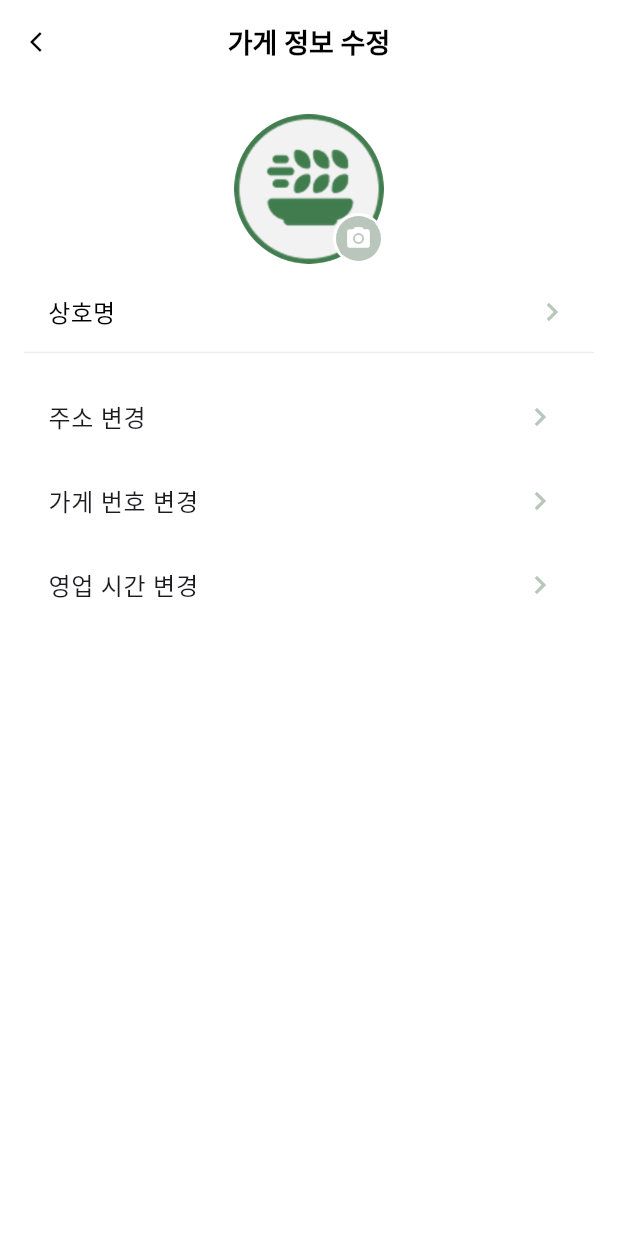
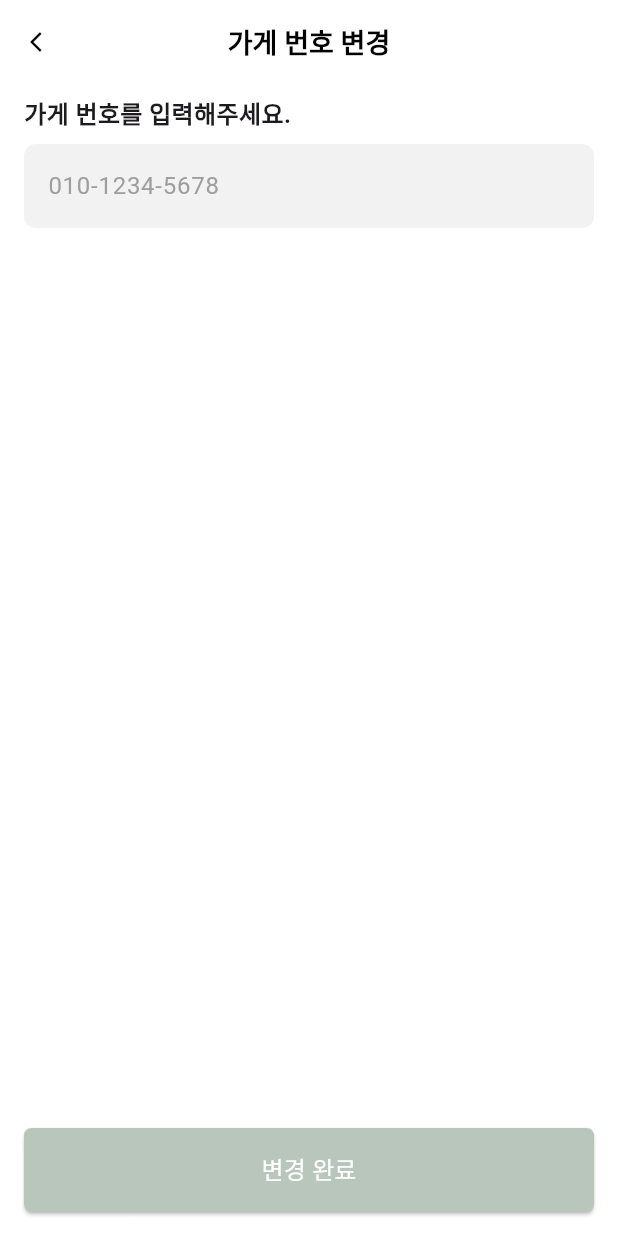
Before and after one commit to LastNyam/last_nyam_owner_fe, a Flutter app: the ProfileEditScreen screen opened directly, after a tap on "가게 번호 변경", on a phone screen of 412 x 824 dp. Run offline on Flutter 3.47's test engine with Material 3 defaults, Android fonts, the phone set to English and light mode, and no system bars; our stand-ins replace dio, fluentui_system_icons, flutter_dotenv, flutter_secure_storage, geocoding, image_picker; accounts and stored records are empty; Roboto replaces fonts that are missing (nanumBarunGothic).

Commit message:
feat: 죽여줘 ㅅㅂ

```diff
--- a/lib/component/provider/user_state.dart
+++ b/lib/component/provider/user_state.dart
@@ -8,7 +8,7 @@ class UserState with ChangeNotifier {
   String storeName = '';
   Uint8List? profileImage = null;
   double mannerTemperature = 0;
-  bool isLogin = false;
+  bool isLogin = true;
 
   void updatePassword(String newPassword) {
     password = newPassword;
--- a/lib/screen/my_page/profile_edit_screen.dart
+++ b/lib/screen/my_page/profile_edit_screen.dart
@@ -6,6 +6,7 @@ import 'package:flutter_secure_storage/flutter_secure_storage.dart';
 import 'package:last_nyam_owner/const/colors.dart';
 import 'package:last_nyam_owner/screen/my_page/address_change_screen.dart';
 import 'package:last_nyam_owner/screen/my_page/business_hour_screen.dart';
+import 'package:last_nyam_owner/screen/my_page/store_number_change_screen.dart';
 import 'package:provider/provider.dart';
 import 'package:last_nyam_owner/component/provider/user_state.dart';
 import 'package:last_nyam_owner/screen/my_page/nickname_change_screen.dart';
@@ -156,6 +157,12 @@ class _ProfileEditScreenState extends State<ProfileEditScreen> {
                 trailing: Icon(Icons.chevron_right,
                     color: defaultColors['lightGreen']),
                 onTap: () {
+                  Navigator.push(
+                    context,
+                    MaterialPageRoute(
+                      builder: (context) => StoreNumberChangeScreen(),
+                    ),
+                  );
                 },
               ),
               ListTile(
@@ -231,7 +238,7 @@ class _ProfileEditScreenState extends State<ProfileEditScreen> {
       if (response.statusCode == 200) {
         userState.updateProfileImage(null);
       }
-    } catch(e) {
+    } catch (e) {
       print('기본이미지 적용 실패: $e');
     }
   }
--- /dev/null
+++ b/lib/screen/my_page/store_number_change_screen.dart
@@ -0,0 +1,224 @@
+import 'package:dio/dio.dart';
+import 'package:flutter/material.dart';
+import 'package:flutter_dotenv/flutter_dotenv.dart';
+import 'package:flutter_secure_storage/flutter_secure_storage.dart';
+import 'package:provider/provider.dart';
+import 'package:last_nyam_owner/component/provider/user_state.dart';
+import 'package:last_nyam_owner/const/colors.dart';
+
+class StoreNumberChangeScreen extends StatefulWidget {
+  @override
+  _StoreNumberChangeScreenState createState() =>
+      _StoreNumberChangeScreenState();
+}
+
+class _StoreNumberChangeScreenState extends State<StoreNumberChangeScreen> {
+  final _phoneNumberController = TextEditingController();
+  final _dio = Dio();
+  final _storage = const FlutterSecureStorage();
+
+  bool _isPhoneNumberValid = false;
+  bool _isValid = false;
+  String? _phoneNumberError;
+
+  @override
+  Widget build(BuildContext context) {
+    final userState = Provider.of<UserState>(context, listen: false);
+
+    return Scaffold(
+      backgroundColor: Colors.white,
+      appBar: AppBar(
+        title: Text(
+          "가게 번호 변경",
+          style: TextStyle(
+              color: Colors.black, fontWeight: FontWeight.bold, fontSize: 18),
+        ),
+        centerTitle: true,
+        backgroundColor: Colors.white,
+        elevation: 0,
+        leading: IconButton(
+          icon: Icon(Icons.arrow_back_ios, size: 16, color: Colors.black),
+          onPressed: () {
+            Navigator.pop(context);
+          },
+        ),
+      ),
+      resizeToAvoidBottomInset: true,
+      // 키패드로 인해 화면 크기 조정 허용
+      body: LayoutBuilder(
+        builder: (context, constraints) {
+          return SingleChildScrollView(
+            padding: EdgeInsets.only(
+                bottom: MediaQuery.of(context).viewInsets.bottom),
+            child: ConstrainedBox(
+              constraints: BoxConstraints(
+                minHeight: constraints.maxHeight, // 화면 크기 유지
+              ),
+              child: IntrinsicHeight(
+                child: Padding(
+                  padding: const EdgeInsets.fromLTRB(16.0, 8.0, 16.0, 8.0),
+                  child: Column(
+                    crossAxisAlignment: CrossAxisAlignment.start,
+                    children: [
+                      _buildPasswordField(
+                        controller: _phoneNumberController,
+                        label: "가게 번호를 입력해주세요.",
+                        type: 'phoneNumber',
+                        hintText: "010-1234-5678",
+                        errorText: _phoneNumberError,
+                      ),
+                      SizedBox(height: _phoneNumberError == null ? 15.0 : 5.0),
+                      Spacer(), // 빈 공간 확보
+                    ],
+                  ),
+                ),
+              ),
+            ),
+          );
+        },
+      ),
+      bottomNavigationBar: Padding(
+        padding: const EdgeInsets.all(16.0),
+        child: SizedBox(
+          width: double.infinity,
+          child: ElevatedButton(
+            onPressed: () async {
+              if (!_isValid) {
+                return;
+              }
+
+              String phoneNumber = _phoneNumberController.text;
+
+              try {
+                final baseUrl = dotenv.env['BASE_URL'];
+                final token = await _storage.read(key: 'authToken');
+                final response = await _dio.patch('$baseUrl/store/call-number',
+                    data: {
+                      'phoneNumber': phoneNumber,
+                    },
+                    options:
+                    Options(headers: {'Authorization': 'Bearer $token'}));
+
+                if (response.statusCode == 200) {
+                  print('가게 번호 변경 완료');
+                  Navigator.pop(context);
+                }
+              } catch (e) {
+                print('가게 번호 변경 실패: $e');
+              }
+            },
+            style: ElevatedButton.styleFrom(
+              backgroundColor: _isValid
+                  ? defaultColors['green']
+                  : defaultColors['lightGreen'], // 버튼 색상
+              padding: EdgeInsets.symmetric(vertical: 16.0),
+              shape: RoundedRectangleBorder(
+                borderRadius: BorderRadius.circular(5.0), // Border radius 설정
+              ),
+            ),
+            child: Text(
+              '변경 완료',
+              style: TextStyle(fontSize: 16, color: Colors.white),
+            ),
+          ),
+        ),
+      ),
+    );
+  }
+
+  Widget _buildPasswordField({
+    required TextEditingController controller,
+    required String label,
+    required String type,
+    String? hintText,
+    String? errorText,
+  }) {
+    return Column(
+      crossAxisAlignment: CrossAxisAlignment.start,
+      children: [
+        Text(
+          label,
+          style: TextStyle(fontSize: 16, fontWeight: FontWeight.bold),
+        ),
+        SizedBox(height: 8),
+        TextField(
+          controller: controller,
+          obscureText: type == 'phoneNumber' || type == 'verify' ? false : true,
+          decoration: InputDecoration(
+            filled: true,
+            fillColor: defaultColors['white'],
+            hintText: hintText,
+            hintStyle: TextStyle(color: Colors.grey),
+            border: OutlineInputBorder(
+              borderRadius: BorderRadius.circular(8.0),
+              borderSide: BorderSide(
+                color:
+                errorText == null ? Colors.transparent : Color(0xff417c4e),
+                width: 2.0,
+              ),
+            ),
+            enabledBorder: OutlineInputBorder(
+              borderRadius: BorderRadius.circular(8.0),
+              borderSide: BorderSide(
+                color:
+                errorText == null ? Colors.transparent : Color(0xff417c4e),
+                width: 2.0,
+              ),
+            ),
+            focusedBorder: OutlineInputBorder(
+              borderRadius: BorderRadius.circular(8.0),
+              borderSide: BorderSide(
+                color:
+                errorText == null ? Colors.transparent : Color(0xff417c4e),
+                width: 2.0,
+              ),
+            ),
+            errorText: null, // 아래 커스텀 메시지로 대체
+          ),
+          onChanged: (value) {
+            if (type == 'phoneNumber') {
+              _validatePhoneNumber();
+            }
+          },
+        ),
+        if (errorText != null)
+          Padding(
+            padding: const EdgeInsets.only(top: 8.0),
+            child: Text(
+              errorText,
+              style: TextStyle(color: defaultColors['green'], fontSize: 12),
+            ),
+          ),
+      ],
+    );
+  }
+
+  bool validatePhoneNumber(String phoneNumber) {
+    RegExp phoneNumberRegex = RegExp(
+      r'^0[0-9]{2}-[0-9]{3,4}-[0-9]{4}$',
+    );
+    return phoneNumberRegex.hasMatch(phoneNumber);
+  }
+
+  void _validatePhoneNumber() {
+    setState(() {
+      String phoneNumber = _phoneNumberController.text;
+
+      if (validatePhoneNumber(phoneNumber)) {
+        _isPhoneNumberValid = true;
+        _phoneNumberError = null;
+      } else {
+        _isPhoneNumberValid = false;
+        _phoneNumberError = '유효한 휴대폰 번호가 아닙니다.';
+      }
+    });
+
+    _validateForm();
+  }
+
+  void _validateForm() {
+    setState(() {
+      _isValid = _isPhoneNumberValid;
+    });
+  }
+}
```
Also changed, not shown: lib/screen/my_page/my_page_screen.dart (+8 -5 lines).
